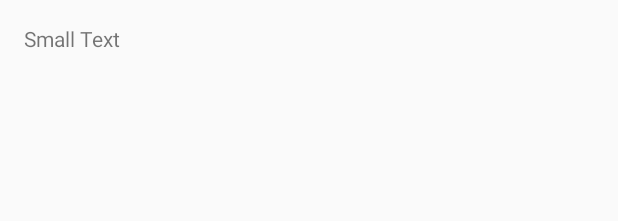
After one commit to thiagordp/PIBIC, an Android app: the layout activity_beacon_test.xml on its own in the app's theme, with its tools: preview values and no code run, on a phone screen of 412 x 824 dp. The commit adds this screen. Shown: the top 221 px of the screen. Run offline under Robolectric (Android 15) with nearby library versions, the phone set to English and light mode, and no system bars.

Commit message:
Adição Activity para teste com a lib AltBeacon

```diff
--- a/HelloBluetooth/app/src/main/java/br/com/livroandroid/bluetooth/ListaDevicesActivity.java
+++ b/HelloBluetooth/app/src/main/java/br/com/livroandroid/bluetooth/ListaDevicesActivity.java
@@ -9,6 +9,7 @@ import android.content.Intent;
 import android.content.IntentFilter;
 import android.os.Bundle;
 import android.os.StrictMode;
+import android.util.Log;
 import android.view.View;
 import android.widget.AdapterView;
 import android.widget.ArrayAdapter;
@@ -30,6 +31,7 @@ import java.util.Vector;
  * @author Ricardo Lecheta
  */
 public class ListaDevicesActivity extends BluetoothCheckActivity implements AdapterView.OnItemClickListener {
+    private final String TAG = "ListaDevicesActivity";
     protected List<BluetoothDevice> lista;
     private ProgressDialog dialog;
     private ListView listView;
@@ -51,7 +53,7 @@ public class ListaDevicesActivity extends BluetoothCheckActivity implements Adap
                 if (device.getBondState() != BluetoothDevice.BOND_BONDED) {
                     lista.add(device);
 
-
+                    Log.d(TAG, "Teste");
 
                     Toast.makeText(context, "Encontrou: " + device.getName() + ":" + device.getAddress(), Toast.LENGTH_SHORT).show();
                     count++;
--- /dev/null
+++ b/HelloBluetooth/app/src/main/res/layout/activity_beacon_test.xml
@@ -0,0 +1,31 @@
+<?xml version="1.0" encoding="utf-8"?>
+<RelativeLayout
+    xmlns:android="http://schemas.android.com/apk/res/android"
+    xmlns:tools="http://schemas.android.com/tools"
+    android:layout_width="match_parent"
+    android:layout_height="match_parent"
+    android:paddingBottom="@dimen/activity_vertical_margin"
+    android:paddingLeft="@dimen/activity_horizontal_margin"
+    android:paddingRight="@dimen/activity_horizontal_margin"
+    android:paddingTop="@dimen/activity_vertical_margin"
+    tools:context="br.com.livroandroid.bluetooth.BeaconTest">
+
+    <ScrollView
+        android:id="@+id/scrollView"
+        android:layout_width="fill_parent"
+        android:layout_height="fill_parent"
+        >
+
+        <TextView
+            android:id="@+id/textView"
+            android:layout_width="fill_parent"
+            android:layout_height="fill_parent"
+            android:layout_alignParentEnd="true"
+            android:layout_alignParentRight="true"
+            android:layout_alignTop="@+id/scrollView"
+            android:text="Small Text"
+            android:textAppearance="?android:attr/textAppearanceSmall"/>
+
+    </ScrollView>
+
+</RelativeLayout>
--- /dev/null
+++ b/HelloBluetooth/app/src/main/res/values-w820dp/dimens.xml
@@ -0,0 +1,6 @@
+<resources>
+    <!-- Example customization of dimensions originally defined in res/values/dimens.xml
+         (such as screen margins) for screens with more than 820dp of available width. This
+         would include 7" and 10" devices in landscape (~960dp and ~1280dp respectively). -->
+    <dimen name="activity_horizontal_margin">64dp</dimen>
+</resources>
--- a/HelloBluetooth/app/src/main/res/values/strings.xml
+++ b/HelloBluetooth/app/src/main/res/values/strings.xml
@@ -16,6 +16,7 @@
     <string name="chat_client">Chat Client</string>
     <string name="lista_pareados">Lista Pareados</string>
     <string name="lista_devices">Lista Devices</string>
+    <string name ="beacon_teste">Beacon Test</string>
     <string name="bluetooth_check">Bluetooth Check</string>
 
 </resources>
```
Also changed, not shown: HelloBluetooth/app/src/main/AndroidManifest.xml (+30 -20 lines), HelloBluetooth/app/src/main/java/br/com/livroandroid/bluetooth/BeaconTest.java (added, +116 -0 lines), HelloBluetooth/app/src/main/java/br/com/livroandroid/bluetooth/MainActivity.java (+8 -0 lines), 1 other file.
